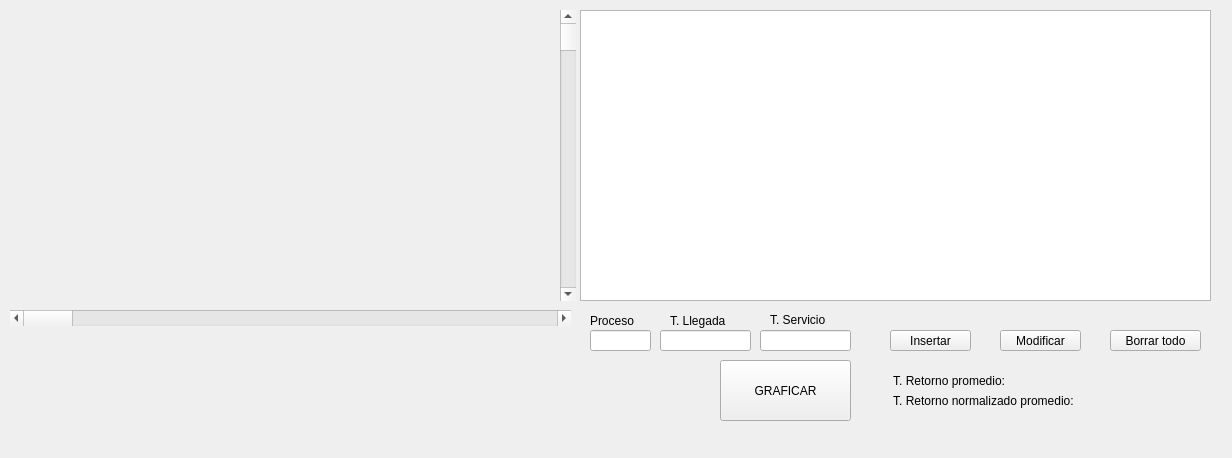
The window that Planificador/mainwindow.ui (lamlemonpie/SO) describes before a commit, drawn with Qt 5.
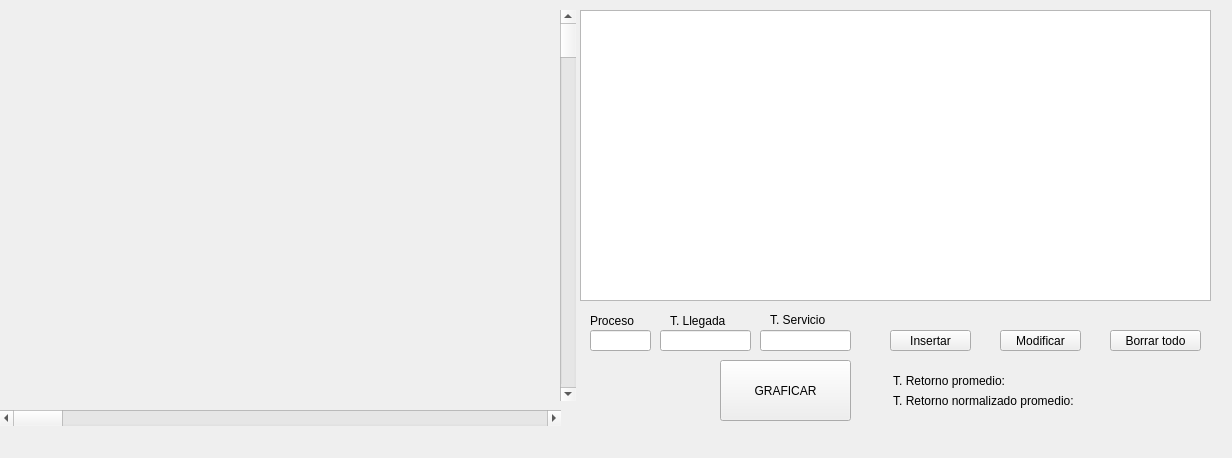
The same window after the commit. Custom widgets are drawn as their Qt base class.

Commit message: Animación Básica

```diff
--- a/Planificador/mainwindow.ui
+++ b/Planificador/mainwindow.ui
@@ -200,8 +200,8 @@
    <widget class="QScrollBar" name="horizontalScrollBar">
     <property name="geometry">
      <rect>
-      <x>10</x>
-      <y>310</y>
+      <x>0</x>
+      <y>410</y>
       <width>561</width>
       <height>16</height>
      </rect>
@@ -216,7 +216,7 @@
       <x>560</x>
       <y>10</y>
       <width>16</width>
-      <height>291</height>
+      <height>391</height>
      </rect>
     </property>
     <property name="orientation">
@@ -229,7 +229,7 @@
       <x>10</x>
       <y>10</y>
       <width>541</width>
-      <height>291</height>
+      <height>391</height>
      </rect>
     </property>
    </widget>
```
The commit also changes 2 other files.
